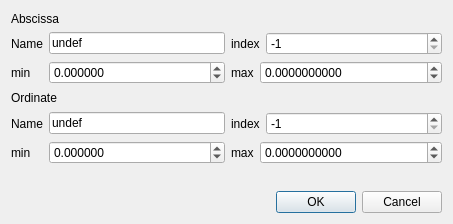
Qt form gfshell2/dialogs/DialogFindFromPlot.ui (gemshub/gemsfits) before a commit.
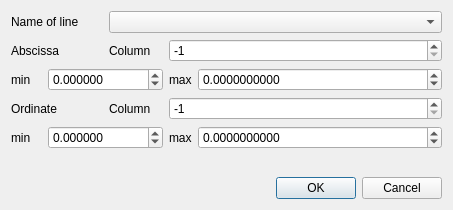
The same form after that commit.

Commit message: Changed "Find from Plot" command

```diff
--- a/gfshell2/dialogs/DialogFindFromPlot.ui
+++ b/gfshell2/dialogs/DialogFindFromPlot.ui
@@ -7,7 +7,7 @@
     <x>0</x>
     <y>0</y>
     <width>453</width>
-    <height>224</height>
+    <height>210</height>
    </rect>
   </property>
   <property name="windowTitle">
@@ -15,34 +15,30 @@
   </property>
   <layout class="QGridLayout" name="gridLayout">
    <item row="0" column="0" colspan="2">
+    <widget class="QLabel" name="label_4">
+     <property name="text">
+      <string>Name of line</string>
+     </property>
+    </widget>
+   </item>
+   <item row="0" column="2" colspan="3">
+    <widget class="QComboBox" name="namesBox"/>
+   </item>
+   <item row="1" column="0" colspan="2">
     <widget class="QLabel" name="label">
      <property name="text">
       <string>Abscissa</string>
      </property>
     </widget>
    </item>
-   <item row="1" column="0">
-    <widget class="QLabel" name="label_4">
-     <property name="text">
-      <string>Name</string>
-     </property>
-    </widget>
-   </item>
-   <item row="1" column="1">
-    <widget class="QLineEdit" name="xName">
-     <property name="text">
-      <string>undef</string>
-     </property>
-    </widget>
-   </item>
-   <item row="1" column="2" colspan="2">
+   <item row="1" column="2">
     <widget class="QLabel" name="label_5">
      <property name="text">
-      <string>index</string>
+      <string>Column</string>
      </property>
     </widget>
    </item>
-   <item row="1" column="4">
+   <item row="1" column="3" colspan="2">
     <widget class="QSpinBox" name="xNum">
      <property name="minimum">
       <number>-1</number>
@@ -62,7 +58,7 @@
      </property>
     </widget>
    </item>
-   <item row="2" column="1">
+   <item row="2" column="1" colspan="2">
     <widget class="QDoubleSpinBox" name="xminVal">
      <property name="decimals">
       <number>6</number>
@@ -75,14 +71,14 @@
      </property>
     </widget>
    </item>
-   <item row="2" column="2">
+   <item row="2" column="3">
     <widget class="QLabel" name="label_7">
      <property name="text">
       <string>max</string>
      </property>
     </widget>
    </item>
-   <item row="2" column="3" colspan="2">
+   <item row="2" column="4">
     <widget class="QDoubleSpinBox" name="xmaxVal">
      <property name="decimals">
       <number>10</number>
@@ -102,28 +98,14 @@
      </property>
     </widget>
    </item>
-   <item row="4" column="0">
-    <widget class="QLabel" name="label_8">
-     <property name="text">
-      <string>Name</string>
-     </property>
-    </widget>
-   </item>
-   <item row="4" column="1">
-    <widget class="QLineEdit" name="yName">
-     <property name="text">
-      <string>undef</string>
-     </property>
-    </widget>
-   </item>
-   <item row="4" column="2" colspan="2">
+   <item row="3" column="2">
     <widget class="QLabel" name="label_9">
      <property name="text">
-      <string>index</string>
+      <string>Column</string>
      </property>
     </widget>
    </item>
-   <item row="4" column="4">
+   <item row="3" column="3" colspan="2">
     <widget class="QSpinBox" name="yNum">
      <property name="minimum">
       <number>-1</number>
@@ -136,14 +118,14 @@
      </property>
     </widget>
    </item>
-   <item row="5" column="0">
+   <item row="4" column="0">
     <widget class="QLabel" name="label_10">
      <property name="text">
       <string>min</string>
      </property>
     </widget>
    </item>
-   <item row="5" column="1">
+   <item row="4" column="1" colspan="2">
     <widget class="QDoubleSpinBox" name="yminVal">
      <property name="decimals">
       <number>6</number>
@@ -156,14 +138,14 @@
      </property>
     </widget>
    </item>
-   <item row="5" column="2">
+   <item row="4" column="3">
     <widget class="QLabel" name="label_11">
      <property name="text">
       <string>max</string>
      </property>
     </widget>
    </item>
-   <item row="5" column="3" colspan="2">
+   <item row="4" column="4">
     <widget class="QDoubleSpinBox" name="ymaxVal">
      <property name="decimals">
       <number>10</number>
@@ -176,14 +158,14 @@
      </property>
     </widget>
    </item>
-   <item row="6" column="0" colspan="2">
+   <item row="5" column="0">
     <widget class="QLabel" name="label_3">
      <property name="text">
       <string/>
      </property>
     </widget>
    </item>
-   <item row="7" column="4">
+   <item row="6" column="4">
     <widget class="QDialogButtonBox" name="buttonBox">
      <property name="orientation">
       <enum>Qt::Horizontal</enum>
```
The commit also changes 8 other files.
